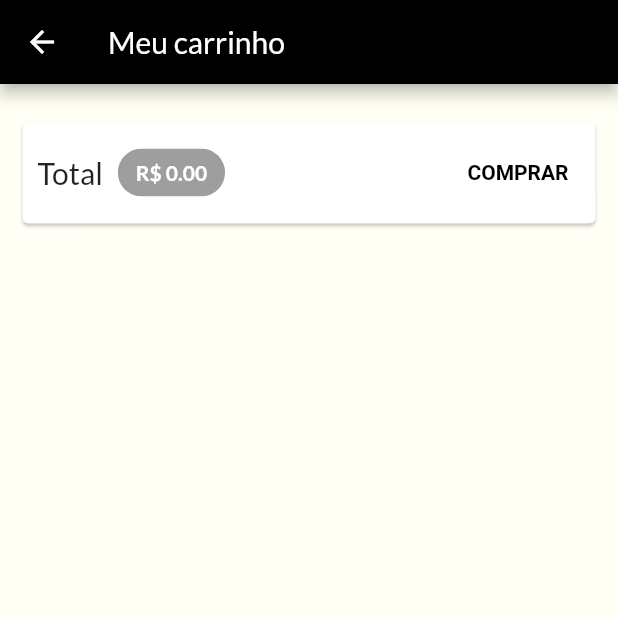
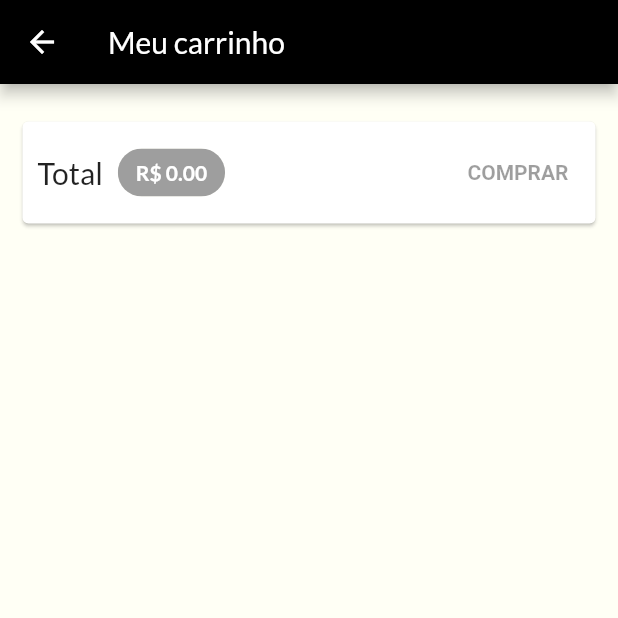
Before and after one commit to Brennez/Flutter-course, a Flutter app: the CartPage screen opened by its route, on a phone screen of 412 x 824 dp, the top half of it. Run offline on Flutter 3.47's test engine with Material 2 defaults, Android fonts, the phone set to English and light mode, and no system bars; network calls fail.

Commit message:
feat: save orders on firebase

```diff
--- a/shop/lib/models/cart.dart
+++ b/shop/lib/models/cart.dart
@@ -32,7 +32,7 @@ class Cart with ChangeNotifier {
     return count;
   }
 
-  void addItem(Product product) {
+  Future<void> addItem(Product product) async {
     if (_items.containsKey(product.id)) {
       _items.update(
         product.id,
--- a/shop/lib/pages/cart_page.dart
+++ b/shop/lib/pages/cart_page.dart
@@ -51,17 +51,7 @@ class CartPage extends StatelessWidget {
                     ),
                   ),
                   const Spacer(),
-                  TextButton(
-                    style: TextButton.styleFrom(
-                        textStyle: const TextStyle(
-                      fontWeight: FontWeight.bold,
-                    )),
-                    onPressed: () {
-                      orderList.addOrder(cart);
-                      cart.clear();
-                    },
-                    child: Text('COMPRAR'),
-                  )
+                  CartButton(cart: cart, orderList: orderList)
                 ],
               ),
             ),
@@ -78,3 +68,47 @@ class CartPage extends StatelessWidget {
     );
   }
 }
+
+class CartButton extends StatefulWidget {
+  const CartButton({
+    super.key,
+    required this.cart,
+    required this.orderList,
+  });
+
+  final Cart cart;
+  final OrderList orderList;
+
+  @override
+  State<CartButton> createState() => _CartButtonState();
+}
+
+class _CartButtonState extends State<CartButton> {
+  bool _isLoading = false;
+
+  @override
+  Widget build(BuildContext context) {
+    return _isLoading
+        ? const CircularProgressIndicator(
+            color: Colors.black,
+          )
+        : TextButton(
+            style: TextButton.styleFrom(
+                textStyle: const TextStyle(
+              fontWeight: FontWeight.bold,
+            )),
+            onPressed: widget.cart.itemsCount == 0
+                ? null
+                : () async {
+                    setState(() => _isLoading = true);
+
+                    await widget.orderList.addOrder(widget.cart);
+
+                    widget.cart.clear();
+
+                    setState(() => _isLoading = false);
+                  },
+            child: Text('COMPRAR'),
+          );
+  }
+}
--- a/shop/lib/utils/consts.dart
+++ b/shop/lib/utils/consts.dart
@@ -1,4 +1,7 @@
 class Consts {
   static const PRODUCT_BASE_URL =
       'https://shop-3cb6e-default-rtdb.firebaseio.com/products';
+
+  static const ORDER_BASE_URL =
+      'https://shop-3cb6e-default-rtdb.firebaseio.com/orders';
 }
```
Also changed, not shown: shop/lib/models/order_list.dart (+33 -6 lines).
